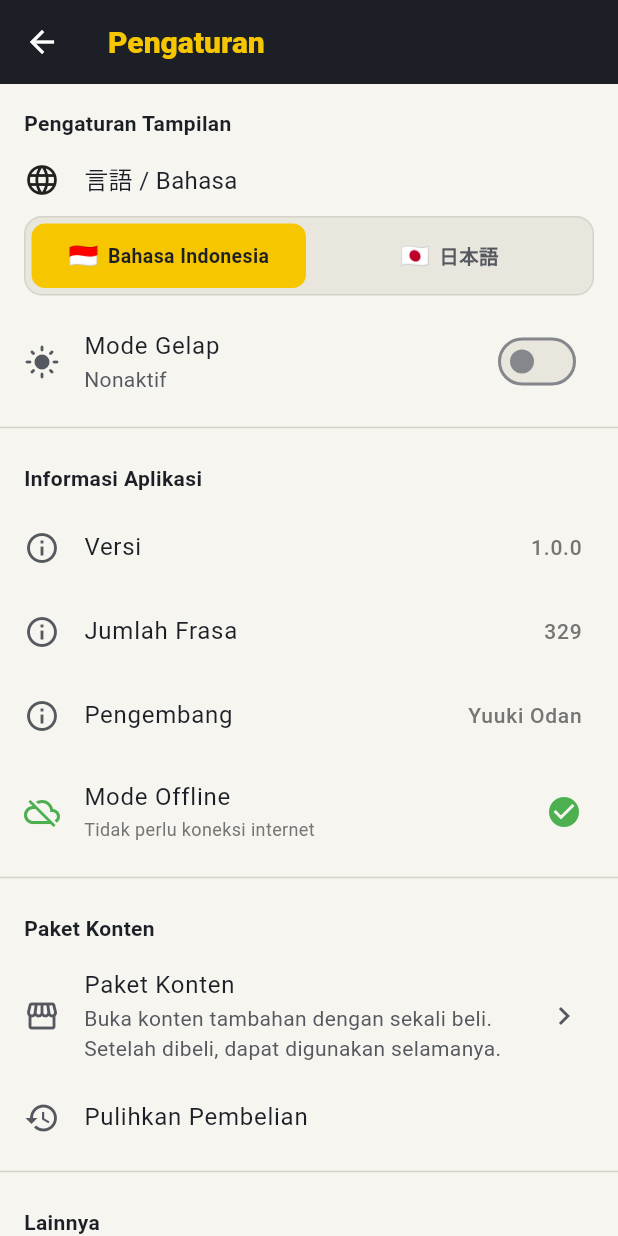
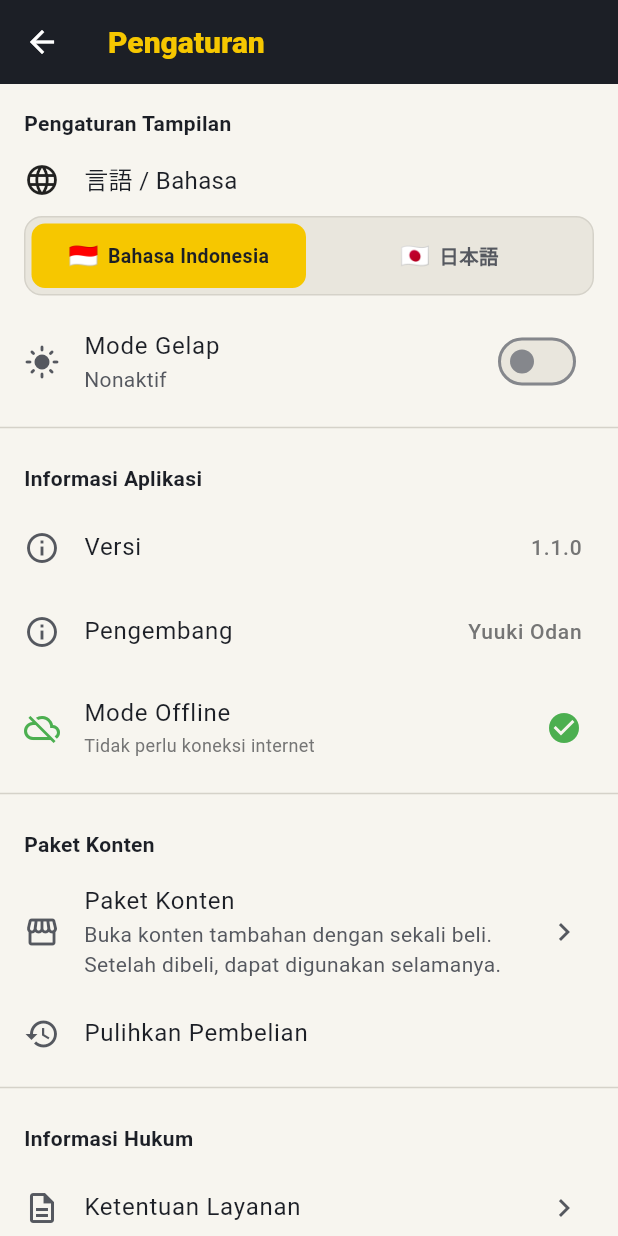
Before and after one commit to yuuki45/genba-nihongo, a Flutter app: the screen it shows after launch, scrolled down 245 dp, after a tap on the "settings" icon, on a phone screen of 412 x 824 dp. Run offline on Flutter 3.47's test engine with Material 3 defaults, Android fonts, the phone set to English and light mode, and no system bars; our stand-ins replace flutter_riverpod, flutter_tts, shared_preferences, sqflite; missing offline and left inert: purchases_flutter; accounts and stored records are empty; Roboto replaces fonts that are missing (BIZUDPGothic, ZenMaruGothic); statements that could not run were skipped.

Commit message:
設定画面を整理（v1.1.0）
- アプリ情報からフレーズ数を削除
- バージョン表示を1.1.0に更新（pubspec: 1.1.0+2）
- 「その他」セクション（アプリについて）を削除

Co-Authored-By: Claude Opus 4.8 (1M context) <noreply@anthropic.com>

```diff
--- a/lib/presentation/screens/settings/settings_screen.dart
+++ b/lib/presentation/screens/settings/settings_screen.dart
@@ -51,8 +51,7 @@ class SettingsScreen extends ConsumerWidget {
 
         // アプリ情報セクション
         _buildSectionHeader(context, l10n.settingsAppInfo),
-        _buildAppInfoTile(context, l10n.settingsVersion, '1.0.0'),
-        _buildAppInfoTile(context, l10n.settingsPhraseCount, '329'),
+        _buildAppInfoTile(context, l10n.settingsVersion, '1.1.0'),
         _buildAppInfoTile(context, l10n.settingsDeveloper, 'Yuuki Odan'),
         _buildOfflineInfoTile(context, settings.languageCode),
         const Divider(),
@@ -61,11 +60,6 @@ class SettingsScreen extends ConsumerWidget {
         _buildSectionHeader(context, l10n.storeTitle),
         _buildStoreTile(context),
         _buildRestoreTile(context, ref),
-        const Divider(),
-
-        // その他
-        _buildSectionHeader(context, l10n.settingsOther),
-        _buildAboutTile(context),
         const Divider(),
 
         // 法的情報
@@ -214,37 +208,6 @@ class SettingsScreen extends ConsumerWidget {
     );
   }
 
-  /// アプリについて
-  Widget _buildAboutTile(BuildContext context) {
-    final l10n = AppLocalizations.of(context)!;
-
-    return ListTile(
-      leading: const Icon(Icons.help_outline),
-      title: Text(l10n.settingsAbout),
-      trailing: const Icon(Icons.chevron_right),
-      onTap: () {
-        showAboutDialog(
-          context: context,
-          applicationName: l10n.appTitle,
-          applicationVersion: '1.0.0',
-          applicationIcon: const FlutterLogo(size: 48),
-          children: [
-            const SizedBox(height: 16),
-            Text(
-              l10n.aboutDescription1,
-              textAlign: TextAlign.center,
-            ),
-            const SizedBox(height: 8),
-            Text(
-              l10n.aboutDescription2,
-              textAlign: TextAlign.center,
-            ),
-          ],
-        );
-      },
-    );
-  }
-
   /// 利用規約タイル
   Widget _buildTermsOfServiceTile(BuildContext context) {
     final l10n = AppLocalizations.of(context)!;
--- a/pubspec.yaml
+++ b/pubspec.yaml
@@ -1,7 +1,7 @@
 name: nihongo
 description: Nihongo - 外国人技能実習生向け日本語学習アプリ
 publish_to: 'none'
-version: 1.0.0+1
+version: 1.1.0+2
 
 environment:
   sdk: '>=3.5.0 <4.0.0'
```
